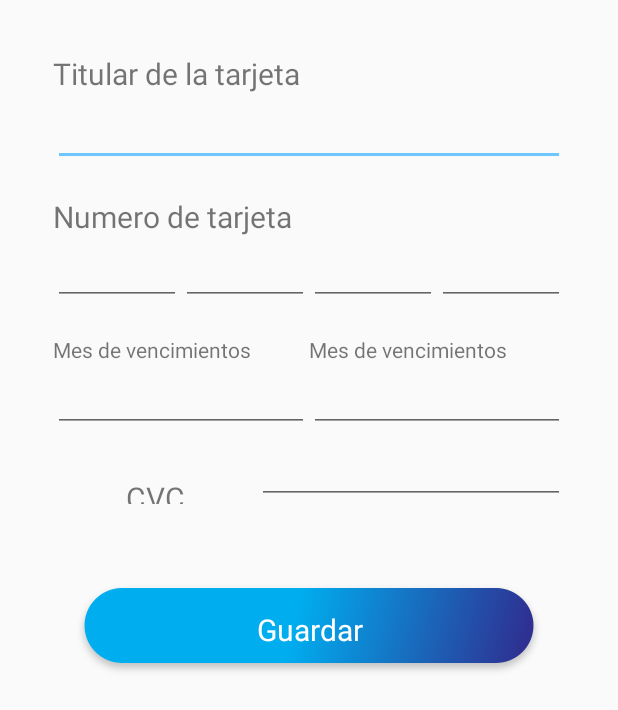
After one commit to Nahumr/miscash-pro, an Android app: the layout fragment_tarjeta.xml on its own in the app's theme, with its tools: preview values and no code run, on a phone screen of 412 x 824 dp. The commit adds this screen. Shown: the top 710 px of the screen. Run offline under Robolectric (Android 15) with nearby library versions, the phone set to English and light mode, and no system bars.

```diff
--- a/app/src/main/java/com/popm/miscash/Conexiones/SqlServerC.java
+++ b/app/src/main/java/com/popm/miscash/Conexiones/SqlServerC.java
@@ -31,7 +31,7 @@ public class SqlServerC {
 
     public SqlServerC (){
         ip = "//192.168.100.5/XLR8";
-        //ip = "//192.168.43.106/XLR8";
+        //ip = "//192.168.1.47/XLR8";
         db = "XLR8";
         user = "nahumr";
         password = "Rodriguez1$";
--- a/app/src/main/java/com/popm/miscash/ListaProductos.java
+++ b/app/src/main/java/com/popm/miscash/ListaProductos.java
@@ -52,7 +52,6 @@ public class ListaProductos extends Fragment {
         LinearLayoutManager llm = new LinearLayoutManager(getContext());
         recycle.setLayoutManager(llm);
         recycle.setHasFixedSize(true);
-        Productos();
         RecyclerAdapter adapter = new RecyclerAdapter(Productos(),getContext());
         recycle.setAdapter(adapter);
         return view;
--- /dev/null
+++ b/app/src/main/res/layout/fragment_tarjeta.xml
@@ -0,0 +1,164 @@
+<?xml version="1.0" encoding="utf-8"?>
+<FrameLayout xmlns:android="http://schemas.android.com/apk/res/android"
+    xmlns:tools="http://schemas.android.com/tools"
+    android:layout_width="match_parent"
+    android:layout_height="match_parent"
+    tools:context=".Tarjeta">
+
+    <LinearLayout
+        android:layout_width="match_parent"
+        android:layout_height="match_parent"
+        android:layout_margin="20dp"
+        android:padding="15dp"
+        android:orientation="vertical">
+
+        <TextView
+            android:layout_width="match_parent"
+            android:layout_height="wrap_content"
+            android:text="Titular de la tarjeta"
+            android:textSize="20dp"
+            />
+        <EditText
+            android:layout_width="match_parent"
+            android:layout_height="wrap_content"
+            android:textSize="20dp"
+            />
+
+        <TextView
+            android:layout_marginTop="20dp"
+            android:layout_width="match_parent"
+            android:layout_height="wrap_content"
+            android:text="Numero de tarjeta"
+            android:textSize="20dp"
+            />
+
+        <LinearLayout
+            android:layout_width="match_parent"
+            android:layout_height="wrap_content"
+            android:orientation="horizontal">
+
+            <EditText
+                android:layout_width="0dp"
+                android:layout_height="wrap_content"
+                android:layout_weight="1"
+                android:inputType="numberDecimal"
+                android:id="@+id/tarjeta1"
+                />
+            <EditText
+                android:layout_width="0dp"
+                android:layout_height="wrap_content"
+                android:layout_weight="1"
+                android:inputType="numberDecimal"
+                android:id="@+id/tarjeta2"
+                />
+            <EditText
+                android:layout_width="0dp"
+                android:layout_height="wrap_content"
+                android:layout_weight="1"
+                android:inputType="numberDecimal"
+                android:id="@+id/tarjeta3"
+                />
+            <EditText
+                android:layout_width="0dp"
+                android:layout_height="wrap_content"
+                android:layout_weight="1"
+                android:inputType="numberDecimal"
+                android:id="@+id/tarjeta4"
+                />
+        </LinearLayout>
+
+        <LinearLayout
+            android:layout_width="match_parent"
+            android:layout_height="wrap_content"
+            android:layout_marginTop="20dp"
+            android:orientation="horizontal">
+            <TextView
+                android:layout_width="0dp"
+                android:layout_height="wrap_content"
+                android:layout_weight="1"
+                android:text="Mes de vencimientos"
+                />
+            <TextView
+                android:layout_width="0dp"
+                android:layout_height="wrap_content"
+                android:layout_weight="1"
+                android:text="Mes de vencimientos"
+                />
+        </LinearLayout>
+
+        <LinearLayout
+            android:layout_width="match_parent"
+            android:layout_height="wrap_content"
+
+            android:orientation="horizontal">
+            <EditText
+                android:layout_width="0dp"
+                android:layout_height="wrap_content"
+                android:layout_weight="1"
+                android:inputType="numberDecimal"
+                />
+            <EditText
+                android:layout_width="0dp"
+                android:layout_height="wrap_content"
+                android:layout_weight="1"
+                android:inputType="numberDecimal"
+                />
+        </LinearLayout>
+
+        <LinearLayout
+            android:layout_width="match_parent"
+            android:layout_height="wrap_content"
+            android:orientation="horizontal">
+
+            <TextView
+                android:layout_width="0dp"
+                android:layout_height="wrap_content"
+                android:layout_weight="2"
+                android:layout_marginTop="20dp"
+                android:text="CVC"
+                android:textSize="20dp"
+                android:textAlignment="center"
+                />
+
+            <EditText
+                android:layout_width="0dp"
+                android:layout_height="wrap_content"
+                android:layout_weight="3"
+                android:textSize="20dp"
+                android:hint=""
+                android:inputType="numberDecimal"
+                />
+
+        </LinearLayout>
+
+        <FrameLayout
+            android:layout_marginTop="50dp"
+            android:layout_width="match_parent"
+            android:layout_height="wrap_content"
+            android:layout_gravity="center_horizontal"
+            >
+
+            <ImageButton
+                android:layout_width="match_parent"
+                android:layout_height="match_parent"
+                android:src="@mipmap/btngreen"
+                android:layout_gravity="center_horizontal"
+                android:background="@null"
+                android:id="@+id/tguardar"
+                />
+
+            <TextView
+                android:layout_width="match_parent"
+                android:layout_height="match_parent"
+                android:text="Guardar"
+                android:textColor="#FFFFFF"
+                android:background="@null"
+                android:gravity="center_horizontal|center_vertical"
+                android:textSize="20sp"
+                />
+
+        </FrameLayout>
+    </LinearLayout>
+
+
+</FrameLayout>
--- a/app/src/main/res/menu/activity_main_drawer.xml
+++ b/app/src/main/res/menu/activity_main_drawer.xml
@@ -29,6 +29,9 @@
             android:id="@+id/menu_recompensas"
             android:icon="@mipmap/recompensas"
             android:title="Recompensas" />
+        <item
+            android:id="@+id/mtarjeta"
+            android:title="agregar una tarjeta" />
     </group>
 
     <item android:title="Compartir">
```
Also changed, not shown: app/src/main/java/com/popm/miscash/CalificaTienda.java (+5 -4 lines), app/src/main/java/com/popm/miscash/Carrito.java (+15 -12 lines), app/src/main/java/com/popm/miscash/Compras/Admin_SQLite.java (+50 -1 lines), app/src/main/java/com/popm/miscash/MainActivity.java (+5 -49 lines), app/src/main/java/com/popm/miscash/Promociones.java (added, +74 -0 lines), app/src/main/java/com/popm/miscash/PromocionesP/Promocion.java (added, +25 -0 lines), app/src/main/java/com/popm/miscash/PromocionesP/Rv_promociones.java (added, +92 -0 lines), app/src/main/java/com/popm/miscash/Tarjeta.java (added, +38 -0 lines), app/src/main/java/com/popm/miscash/Tiendas/Compra.java (+14 -6 lines), app/src/main/java/com/popm/miscash/Tiendas/TiendasRv.java (+25 -5 lines), app/src/main/res/layout/fragment_promociones.xml (added, +15 -0 lines), app/src/main/res/layout/promocion.xml (added, +97 -0 lines), 1 other file.
